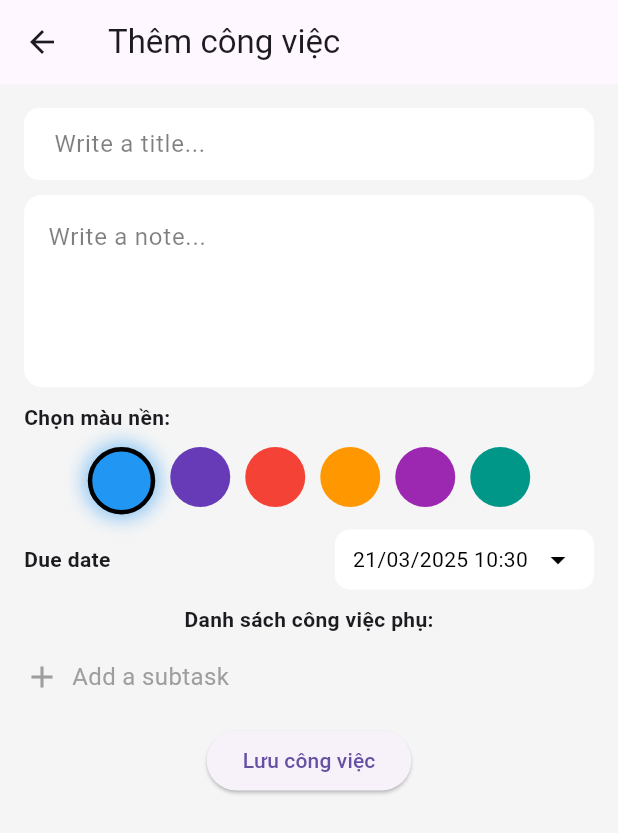
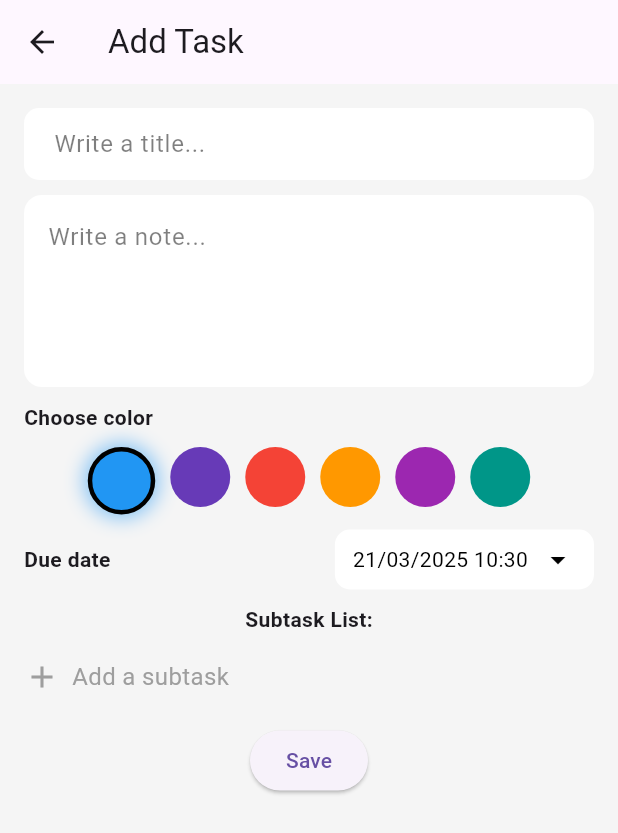
Before and after one commit to huypham0508/task_manager_flutter, a Flutter app: the screen it shows after launch, after a tap on the "add" icon, on a phone screen of 412 x 824 dp. Shown: the top 833 px of the screen. Run offline on Flutter 3.47's test engine with Material 3 defaults, Android fonts, the phone set to English and light mode, and no system bars; our stand-ins replace flutter_i18n, shared_preferences, sqflite; accounts and stored records are empty.

```diff
--- /dev/null
+++ b/assets/translations/en.json
@@ -0,0 +1,28 @@
+{
+  "Write a title...": "Write a title...",
+  "Title cannot be empty": "Title cannot be empty",
+  "Title must be at least 3 characters" : "Title must be at least 3 characters",
+  "Write a note...": "Write a note...",
+  "Description cannot be empty": "Description cannot be empty",
+  "Choose color": "Choose color",
+  "Add a subtask": "Add a subtask",
+  "Save": "Save",
+  "Due date": "Due date",
+  "Delete Task": "Delete Task",
+  "Task has been updated!": "Task has been updated!",
+  "Task has been added!": "Task has been added!",
+  "Add Task" : "Add Task",
+  "Edit Task" : "Edit Task",
+  "Subtask List:": "Subtask List:",
+  "Task Manager": "Task Manager",
+  "No tasks available": "No tasks available",
+  "Confirm": "Confirm",
+  "Remove": "Remove",
+  "Cancel": "Cancel",
+  "Task Details": "Task Details",
+  "Due Date: {time}": "Due Date: {time}",
+  "Not Completed": "Not Completed",
+  "Mark as Completed": "Mark as Completed",
+  "Subtask List": "Subtask List",
+  "Are you sure you want to delete the task '{taskTitle}'?": "Are you sure you want to delete the task '{taskTitle}'?"
+}
--- a/lib/main.dart
+++ b/lib/main.dart
@@ -1,4 +1,6 @@
 import 'package:flutter/material.dart';
+import 'package:flutter_i18n/flutter_i18n.dart';
+import 'package:flutter_i18n/loaders/file_translation_loader.dart';
 import 'package:provider/provider.dart';
 import 'package:task_manager_app/core/utils/theme.dart';
 import 'package:task_manager_app/data/repositories/task_repository.dart';
@@ -31,6 +33,15 @@ class MyApp extends StatelessWidget {
       builder: (context, themeProvider, child) {
         return MaterialApp(
           title: 'Task Manager',
+          localizationsDelegates: [
+            FlutterI18nDelegate(
+              translationLoader: FileTranslationLoader(
+                basePath: "assets/translations",
+                forcedLocale: const Locale("en"),
+              ),
+            ),
+          ],
+          debugShowCheckedModeBanner: false,
           theme: lightTheme,
           darkTheme: darkTheme,
           themeMode: themeProvider.themeMode,
--- a/lib/presentation/components/sub_task_item.dart
+++ b/lib/presentation/components/sub_task_item.dart
@@ -22,7 +22,7 @@ class SubTaskItem extends StatelessWidget {
       padding: const EdgeInsets.symmetric(horizontal: 4, vertical: 2),
       margin: const EdgeInsets.symmetric(vertical: 2),
       decoration: BoxDecoration(
-        color: Colors.grey.withOpacity(0.3),
+        color: Colors.grey.withValues(alpha: 0.3),
         borderRadius: BorderRadius.circular(10),
       ),
       child: Row(
--- a/lib/presentation/components/subtask_list.dart
+++ b/lib/presentation/components/subtask_list.dart
@@ -1,4 +1,5 @@
 import 'package:flutter/material.dart';
+import 'package:flutter_i18n/flutter_i18n.dart';
 import 'package:task_manager_app/data/models/task_model.dart';
 import 'package:task_manager_app/presentation/components/sub_task_item.dart';
 
@@ -21,8 +22,8 @@ class _SubTaskListWidgetState extends State<SubTaskListWidget> {
   Widget build(BuildContext context) {
     return Column(
       children: [
-        const Text(
-          "Danh sách công việc phụ:",
+        Text(
+          FlutterI18n.translate(context, "Subtask List:"),
           style: TextStyle(fontSize: 14, fontWeight: FontWeight.bold),
         ),
         const SizedBox(height: 8),
--- a/lib/presentation/screens/home_screen.dart
+++ b/lib/presentation/screens/home_screen.dart
@@ -1,4 +1,5 @@
 import 'package:flutter/material.dart';
+import 'package:flutter_i18n/flutter_i18n.dart';
 import 'package:provider/provider.dart';
 import 'package:task_manager_app/data/models/task_model.dart';
 import 'package:task_manager_app/presentation/components/task_tile.dart';
@@ -17,7 +18,7 @@ class HomeScreen extends StatelessWidget {
     return Scaffold(
       backgroundColor: theme.scaffoldBackgroundColor,
       appBar: AppBar(
-        title: const Text('Task Manager'),
+        title: Text(FlutterI18n.translate(context, "Task Manager")),
         actions: [
           IconButton(
             onPressed: () {
@@ -37,7 +38,7 @@ class HomeScreen extends StatelessWidget {
           if (taskProvider.tasks.isEmpty) {
             return Center(
               child: Text(
-                "Chưa có công việc nào",
+                FlutterI18n.translate(context, "No tasks available"),
                 style: TextStyle(color: theme.textTheme.bodyLarge?.color),
               ),
             );
@@ -98,21 +99,25 @@ class HomeScreen extends StatelessWidget {
           context: context,
           builder:
               (context) => AlertDialog(
-                title: const Text("Xác nhận"),
+                title: Text(FlutterI18n.translate(context, "Confirm")),
                 content: Text(
-                  "Bạn có chắc chắn muốn xóa công việc '${task.title}'?",
+                  FlutterI18n.translate(
+                    context,
+                    "Are you sure you want to delete the task {taskTitle}?",
+                    translationParams: {"taskTitle": task.title},
+                  ),
                 ),
                 actions: [
                   TextButton(
                     onPressed: () => Navigator.of(context).pop(false),
-                    child: const Text("Hủy"),
+                    child: Text(FlutterI18n.translate(context, "Cancel")),
                   ),
                   TextButton(
                     onPressed: () {
                       Navigator.of(context).pop(true);
                     },
-                    child: const Text(
-                      "Xóa",
+                    child: Text(
+                      FlutterI18n.translate(context, "Remove"),
                       style: TextStyle(color: Colors.red),
                     ),
                   ),
--- a/lib/presentation/screens/task_detail_screen.dart
+++ b/lib/presentation/screens/task_detail_screen.dart
@@ -1,4 +1,5 @@
 import 'package:flutter/material.dart';
+import 'package:flutter_i18n/flutter_i18n.dart';
 import 'package:provider/provider.dart';
 import 'package:task_manager_app/core/utils/custom_snackbar.dart';
 import 'package:task_manager_app/core/utils/helper.dart';
@@ -152,7 +153,9 @@ class TaskDetailScreenState extends State<TaskDetailScreen> {
     return Scaffold(
       appBar: AppBar(
         title: Text(
-          widget.task == null ? 'Thêm công việc' : 'Chỉnh sửa công việc',
+          widget.task == null
+              ? FlutterI18n.translate(context, "Add Task")
+              : FlutterI18n.translate(context, "Edit Task"),
         ),
         actions: [
           if (widget.task != null)
@@ -178,7 +181,10 @@ class TaskDetailScreenState extends State<TaskDetailScreen> {
                 TextFormField(
                   controller: _titleController,
                   decoration: InputDecoration(
-                    hintText: 'Write a title...',
+                    hintText: FlutterI18n.translate(
+                      context,
+                      "Write a title...",
+                    ),
                     filled: true,
                     fillColor: isDarkMode ? Colors.grey[800] : Colors.white,
                     border: OutlineInputBorder(
@@ -202,10 +208,16 @@ class TaskDetailScreenState extends State<TaskDetailScreen> {
                   maxLines: 1,
                   validator: (value) {
                     if (value == null || value.trim().isEmpty) {
-                      return 'Title cannot be empty';
+                      return FlutterI18n.translate(
+                        context,
+                        "Title cannot be empty",
+                      );
                     }
                     if (value.length < 3) {
-                      return 'Title must be at least 3 characters';
+                      return FlutterI18n.translate(
+                        context,
+                        "Title must be at least 3 characters",
+                      );
                     }
                     return null;
                   },
@@ -217,7 +229,7 @@ class TaskDetailScreenState extends State<TaskDetailScreen> {
                     color: isDarkMode ? Colors.white : Colors.black,
                   ),
                   decoration: InputDecoration(
-                    hintText: "Write a note...",
+                    hintText: FlutterI18n.translate(context, "Write a note..."),
                     hintStyle: TextStyle(
                       color:
                           isDarkMode
@@ -234,16 +246,19 @@ class TaskDetailScreenState extends State<TaskDetailScreen> {
                   maxLines: 4,
                   validator: (value) {
                     if (value == null || value.trim().isEmpty) {
-                      return 'Description cannot be empty';
+                      return FlutterI18n.translate(
+                        context,
+                        "Description cannot be empty",
+                      );
                     }
                     return null;
                   },
                 ),
                 const SizedBox(height: 10),
-                const Align(
+                Align(
                   alignment: Alignment.centerLeft,
                   child: Text(
-                    "Chọn màu nền:",
+                    FlutterI18n.translate(context, "Choose color"),
                     style: TextStyle(fontSize: 14, fontWeight: FontWeight.bold),
                   ),
                 ),
@@ -257,8 +272,8 @@ class TaskDetailScreenState extends State<TaskDetailScreen> {
                 Row(
                   mainAxisAlignment: MainAxisAlignment.spaceBetween,
                   children: [
-                    const Text(
-                      "Due date",
+                    Text(
+                      FlutterI18n.translate(context, "Due date"),
                       style: TextStyle(
                         fontSize: 14,
                         fontWeight: FontWeight.bold,
@@ -305,11 +320,11 @@ class TaskDetailScreenState extends State<TaskDetailScreen> {
                 GestureDetector(
                   onTap: _addSubTask,
                   child: Row(
-                    children: const [
+                    children: [
                       Icon(Icons.add, color: Colors.grey),
                       SizedBox(width: 8),
                       Text(
-                        "Add a subtask",
+                        FlutterI18n.translate(context, "Add a subtask"),
                         style: TextStyle(color: Colors.grey, fontSize: 16),
                       ),
                     ],
@@ -318,7 +333,7 @@ class TaskDetailScreenState extends State<TaskDetailScreen> {
                 const SizedBox(height: 20),
                 ElevatedButton(
                   onPressed: _saveTask,
-                  child: const Text("Lưu công việc"),
+                  child: Text(FlutterI18n.translate(context, "Save")),
                 ),
               ],
             ),
```
Also changed, not shown: lib/presentation/components/task_tile.dart (+31 -12 lines), pubspec.yaml (+5 -4 lines), 6 other files.
